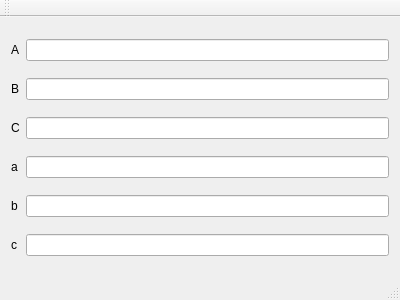
Before: the Qt Designer form Triangle/triangle.ui in kitoran/Hyperbolic, drawn with Qt 5.
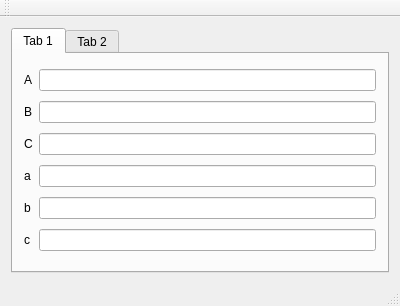
After: the same form once the commit is applied. The open tabs and pages were chosen to show the change. Custom widgets are drawn as their Qt base class.

Patch:
```diff
--- a/Triangle/triangle.ui
+++ b/Triangle/triangle.ui
@@ -7,37 +7,27 @@
     <x>0</x>
     <y>0</y>
     <width>400</width>
-    <height>300</height>
+    <height>306</height>
    </rect>
   </property>
   <property name="windowTitle">
    <string>Triangle</string>
   </property>
   <widget class="QWidget" name="centralWidget">
+   <property name="currentIndex" stdset="0">
+    <number>1</number>
+   </property>
+   <layout class="QGridLayout" name="gridLayout_2">
+    <item row="0" column="0">
+     <widget class="QTabWidget" name="tabWidget">
+      <property name="currentIndex">
+       <number>1</number>
+      </property>
+      <widget class="QWidget" name="tab_3">
+       <attribute name="title">
+        <string>Tab 1</string>
+       </attribute>
    <layout class="QGridLayout" name="gridLayout">
-    <item row="8" column="1">
-     <widget class="PersistentLineEdit" name="lineEditb"/>
-    </item>
-    <item row="3" column="1">
-     <widget class="PersistentLineEdit" name="lineEditB"/>
-    </item>
-    <item row="3" column="0">
-     <widget class="QLabel" name="label_5">
-      <property name="text">
-       <string>B</string>
-      </property>
-     </widget>
-    </item>
-    <item row="11" column="0">
-     <widget class="QLabel" name="label_6">
-      <property name="text">
-       <string>c</string>
-      </property>
-     </widget>
-    </item>
-    <item row="6" column="1">
-     <widget class="PersistentLineEdit" name="lineEdita"/>
-    </item>
     <item row="0" column="0">
      <widget class="QLabel" name="label">
       <property name="text">
@@ -45,34 +35,88 @@
       </property>
      </widget>
     </item>
-    <item row="6" column="0">
-     <widget class="QLabel" name="label_4">
-      <property name="text">
-       <string>a</string>
-      </property>
-     </widget>
-    </item>
-    <item row="11" column="1">
-     <widget class="PersistentLineEdit" name="lineEditc"/>
-    </item>
-    <item row="5" column="1">
-     <widget class="PersistentLineEdit" name="lineEditC"/>
-    </item>
     <item row="0" column="1">
      <widget class="PersistentLineEdit" name="lineEditA"/>
     </item>
-    <item row="5" column="0">
+        <item row="1" column="0">
+         <widget class="QLabel" name="label_5">
+          <property name="text">
+           <string>B</string>
+          </property>
+         </widget>
+        </item>
+        <item row="1" column="1">
+         <widget class="PersistentLineEdit" name="lineEditB"/>
+        </item>
+        <item row="2" column="0">
      <widget class="QLabel" name="label_3">
       <property name="text">
        <string>C</string>
       </property>
      </widget>
     </item>
-    <item row="8" column="0">
+        <item row="2" column="1">
+         <widget class="PersistentLineEdit" name="lineEditC"/>
+        </item>
+        <item row="3" column="0">
+         <widget class="QLabel" name="label_4">
+          <property name="text">
+           <string>a</string>
+          </property>
+         </widget>
+        </item>
+        <item row="3" column="1">
+         <widget class="PersistentLineEdit" name="lineEdita"/>
+        </item>
+        <item row="4" column="0">
      <widget class="QLabel" name="label_2">
       <property name="text">
        <string>b</string>
       </property>
+         </widget>
+        </item>
+        <item row="4" column="1">
+         <widget class="PersistentLineEdit" name="lineEditb"/>
+        </item>
+        <item row="5" column="0">
+         <widget class="QLabel" name="label_6">
+          <property name="text">
+           <string>c</string>
+          </property>
+         </widget>
+        </item>
+        <item row="5" column="1">
+         <widget class="PersistentLineEdit" name="lineEditc"/>
+        </item>
+       </layout>
+      </widget>
+      <widget class="QWidget" name="tab_4">
+       <attribute name="title">
+        <string>Tab 2</string>
+       </attribute>
+       <layout class="QVBoxLayout" name="verticalLayout">
+        <item>
+         <widget class="QLabel" name="label_7">
+          <property name="text">
+           <string>cosh c = (cos C+xos A cos B)/sin A sin B</string>
+          </property>
+         </widget>
+        </item>
+        <item>
+         <spacer name="verticalSpacer">
+          <property name="orientation">
+           <enum>Qt::Vertical</enum>
+          </property>
+          <property name="sizeHint" stdset="0">
+           <size>
+            <width>20</width>
+            <height>40</height>
+           </size>
+          </property>
+         </spacer>
+        </item>
+       </layout>
+      </widget>
      </widget>
     </item>
    </layout>
```
Lines whose indentation alone changed are shown as unchanged.
